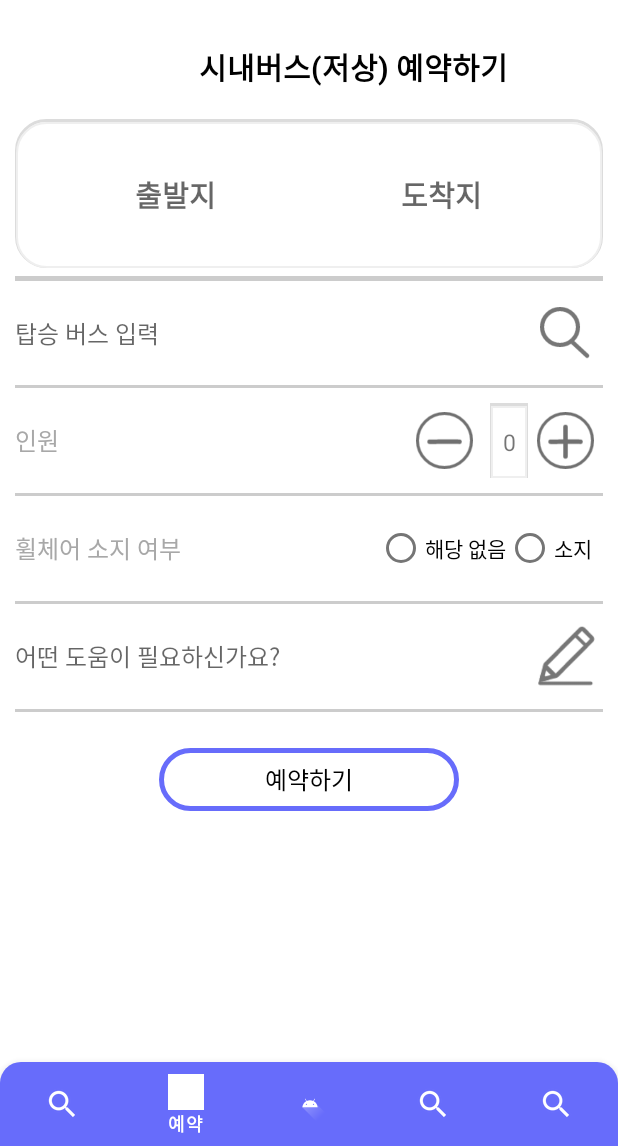
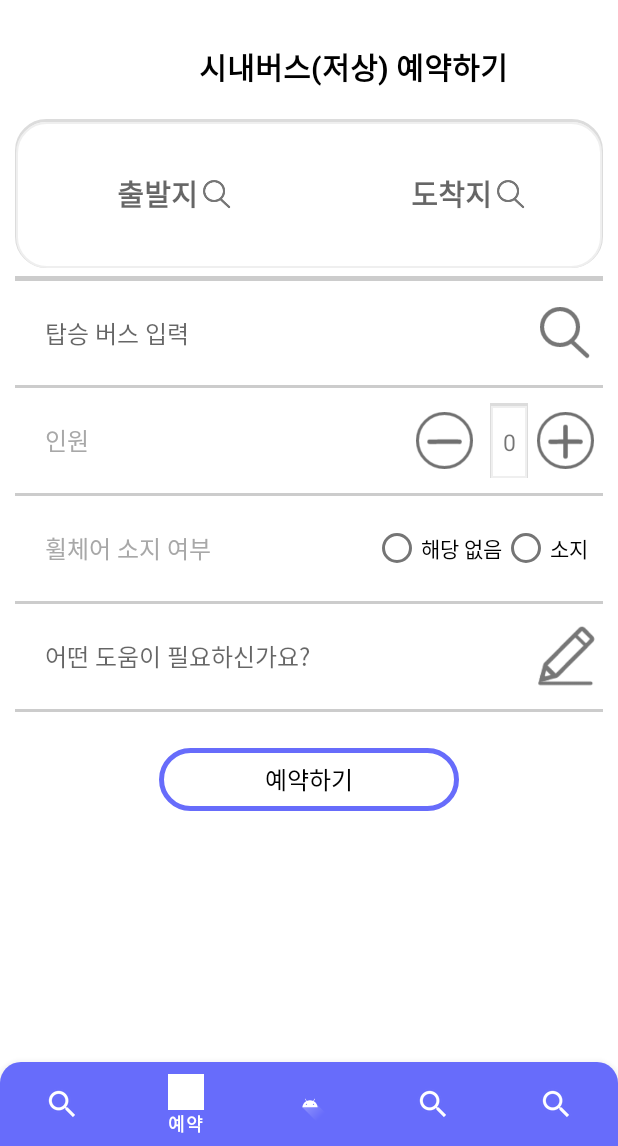
Before and after one commit to Jiwoon2/HandyBus, an Android app: the screen it shows after launch once a user with an empty profile is signed in (MainActivity), item 2 of the bottom bar chosen, on a phone screen of 412 x 824 dp, the part 90-1236 px from its top. Run offline under Robolectric (Android 15) with nearby library versions, the phone set to English and light mode, and no system bars; our stand-ins replace Firebase (no records; nobody signed in at launch, a user with empty details on screens opened directly), Volley.

Commit message:
예약화면 xml 수정
돋보기 이미지 추가, 마진 값 변경

```diff
--- a/HandyBus/app/src/main/res/layout/fragment_reservation.xml
+++ b/HandyBus/app/src/main/res/layout/fragment_reservation.xml
@@ -98,32 +98,73 @@
                 android:gravity="center">
 
 
+                <LinearLayout
+                    android:layout_width="0dp"
+                    android:layout_height="wrap_content"
+                    android:layout_weight="4"
+                    android:weightSum="4"
+                    android:gravity="center"
+                    android:paddingLeft="15dp"
+                    android:paddingRight="15dp"
+                    android:orientation="horizontal">
+
                     <TextView
                         android:id="@+id/et_departures"
                         android:layout_width="0dp"
                         android:layout_height="wrap_content"
-                    android:layout_marginLeft="15dp"
-                    android:layout_weight="4"
-                    android:gravity="center"
+                        android:layout_weight="3"
+                        android:gravity="right"
                         android:textSize="19sp"
                         android:textStyle="bold"
                         android:hint="출발지" />
+
+                    <ImageView
+                        android:layout_width="0dp"
+                        android:layout_height="wrap_content"
+                        android:layout_weight="1"
+                        android:src="@drawable/searchbtn"
+                        android:padding="3dp"
+                        android:scaleType="centerInside"/>
+
+                </LinearLayout>
+
 
                 <LinearLayout
                     android:layout_width="0dp"
                     android:layout_height="match_parent"
                     android:layout_weight="2" />
 
+                <LinearLayout
+                    android:layout_width="0dp"
+                    android:layout_height="wrap_content"
+                    android:layout_weight="4"
+                    android:weightSum="4"
+                    android:gravity="center"
+                    android:paddingLeft="15dp"
+                    android:paddingRight="15dp"
+                    android:orientation="horizontal">
+
                     <TextView
                         android:id="@+id/et_arrivals"
                         android:layout_width="0dp"
                         android:layout_height="wrap_content"
-                    android:layout_marginRight="15dp"
-                    android:layout_weight="4"
-                    android:gravity="center"
+                        android:layout_weight="3"
+                        android:gravity="right"
                         android:textSize="19sp"
                         android:textStyle="bold"
                         android:hint="도착지" />
+
+                    <ImageView
+                        android:layout_width="0dp"
+                        android:layout_height="wrap_content"
+                        android:layout_weight="1"
+                        android:src="@drawable/searchbtn"
+                        android:padding="3dp"
+                        android:scaleType="centerInside"/>
+
+                </LinearLayout>
+
+
 
             </LinearLayout>
 
@@ -161,6 +202,7 @@
                 android:id="@+id/res_busNum"
                 android:layout_width="wrap_content"
                 android:layout_height="wrap_content"
+                android:layout_marginLeft="20dp"
                 android:background="@null"
                 android:hint="탑승 버스 입력"
                 android:textSize="16sp" />
@@ -201,7 +243,7 @@
                 android:id="@+id/tv_showNum"
                 android:layout_width="wrap_content"
                 android:layout_height="wrap_content"
-                android:layout_marginRight="10dp"
+                android:layout_marginLeft="20dp"
                 android:text="인원 "
                 android:textColor="#A8A8A8"
                 android:textSize="16sp" />
@@ -281,7 +323,7 @@
             <TextView
                 android:layout_width="wrap_content"
                 android:layout_height="wrap_content"
-                android:layout_marginRight="10dp"
+                android:layout_marginLeft="20dp"
                 android:text="휠체어 소지 여부"
                 android:textColor="#A8A8A8"
                 android:textSize="16sp" />
@@ -290,7 +332,7 @@
                 android:layout_width="match_parent"
                 android:layout_height="match_parent"
                 android:gravity="center_vertical"
-                android:layout_marginRight="7dp"
+                android:layout_marginRight="10dp"
                 android:orientation="horizontal">
 
                 <View
@@ -339,6 +381,7 @@
                 android:id="@+id/et_help"
                 android:layout_width="wrap_content"
                 android:layout_height="wrap_content"
+                android:layout_marginLeft="20dp"
                 android:background="@null"
                 android:hint="어떤 도움이 필요하신가요?"
                 android:textSize="16sp" />
```
Lines whose indentation alone changed are shown as unchanged.
